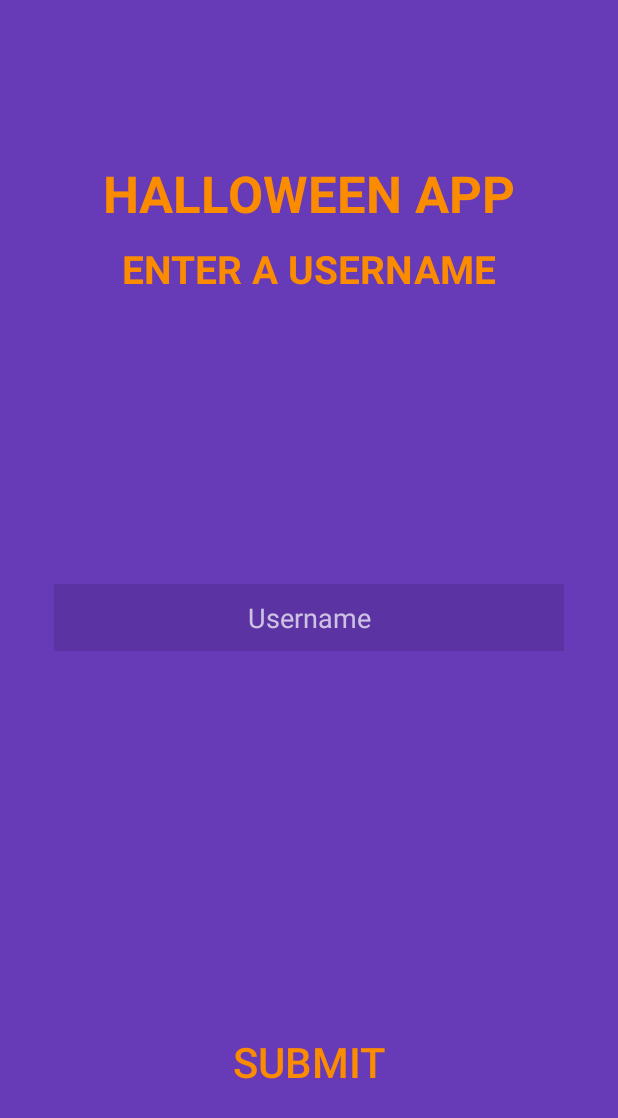
After one commit to chickenbellyfinn/hackumass15, an Android app: the layout activity_login.xml on its own in the app's theme, with its tools: preview values and no code run, on a phone screen of 412 x 824 dp. The commit adds this screen. Shown: the top 1118 px of the screen. Run offline under Robolectric (Android 15) with nearby library versions, the phone set to English and light mode, and no system bars.

Commit message:
login screen submit candy filter candies in search re-auth

```diff
--- a/HalloweenApp/app/build.gradle
+++ b/HalloweenApp/app/build.gradle
@@ -6,7 +6,7 @@ android {
 
     defaultConfig {
         applicationId "cleaner.board.white.halloweenapp"
-        minSdkVersion 19
+        minSdkVersion 21
         targetSdkVersion 23
         versionCode 1
         versionName "1.0"
@@ -28,6 +28,8 @@ dependencies {
     compile 'com.android.support:cardview-v7:23.0.+'
     compile 'com.google.code.gson:gson:2.4'
     compile 'com.github.satyan:sugar:1.3'
+    compile 'com.squareup.okhttp:okhttp:2.5.0'
+
 
 
 
--- a/HalloweenApp/app/src/main/java/cleaner/board/white/halloweenapp/CandyAdapter.java
+++ b/HalloweenApp/app/src/main/java/cleaner/board/white/halloweenapp/CandyAdapter.java
@@ -38,7 +38,7 @@ public class CandyAdapter extends ArrayAdapter<Candy> {
         Holder holder = (Holder)view.getTag();
         Candy item = getItem(position);
 
-        holder.name.setText(item.name);
+        holder.name.setText(String.valueOf(item.name.charAt(0)).toUpperCase() + item.name.substring(1));
         holder.count.setText(item.count+"");
 
         return view;
--- /dev/null
+++ b/HalloweenApp/app/src/main/res/layout/activity_login.xml
@@ -0,0 +1,62 @@
+<RelativeLayout xmlns:android="http://schemas.android.com/apk/res/android"
+    xmlns:tools="http://schemas.android.com/tools" android:layout_width="match_parent"
+    android:layout_height="match_parent" android:paddingLeft="@dimen/activity_horizontal_margin"
+    android:paddingRight="@dimen/activity_horizontal_margin"
+    android:paddingTop="@dimen/activity_vertical_margin"
+    android:paddingBottom="@dimen/activity_vertical_margin"
+    tools:context="cleaner.board.white.halloweenapp.LoginActivity"
+    android:background="@color/purpleBG">
+
+    <TextView
+        android:layout_width="wrap_content"
+        android:layout_height="wrap_content"
+        android:textAppearance="?android:attr/textAppearanceLarge"
+        android:text="HALLOWEEN APP"
+        android:id="@+id/textView"
+        android:layout_alignParentTop="true"
+        android:layout_centerHorizontal="true"
+        android:layout_marginTop="90dp"
+        android:textColor="@color/orangee"
+        android:textStyle="bold"
+        android:textSize="34sp" />
+
+    <TextView
+        android:layout_width="wrap_content"
+        android:layout_height="wrap_content"
+        android:textAppearance="?android:attr/textAppearanceLarge"
+        android:text="ENTER A USERNAME"
+        android:id="@+id/textView2"
+        android:textColor="@color/orangee"
+        android:textStyle="bold"
+        android:textSize="26sp"
+        android:layout_below="@+id/textView"
+        android:layout_centerHorizontal="true"
+        android:layout_marginTop="10dp" />
+
+    <EditText
+        android:layout_width="match_parent"
+        android:layout_height="wrap_content"
+        android:id="@+id/user"
+        android:layout_centerVertical="true"
+        android:layout_centerHorizontal="true"
+        android:layout_marginLeft="20dp"
+        android:layout_marginRight="20dp"
+        android:hint="Username"
+        android:textColor="@color/orangee"
+        android:background="#1e010101"
+        android:padding="10dp"
+        android:gravity="center" />
+
+    <Button
+        android:layout_width="wrap_content"
+        android:layout_height="wrap_content"
+        android:text="SUBMIT"
+        android:id="@+id/button"
+        android:layout_alignParentBottom="true"
+        android:layout_centerHorizontal="true"
+        android:layout_marginBottom="76dp"
+        android:textColor="@color/orangee"
+        android:textSize="28sp"
+        android:background="?attr/selectableItemBackground" />
+
+</RelativeLayout>
--- a/HalloweenApp/app/src/main/res/values/colors.xml
+++ b/HalloweenApp/app/src/main/res/values/colors.xml
@@ -1,5 +1,7 @@
 <?xml version="1.0" encoding="utf-8"?>
 <resources>
-    <color name="purpleBG">#7E57C2</color>
+    <color name="orangee">#FB8C00</color>
+    <color name="purpleBG">#673AB7</color>
+    <color name="darkpurp">#4527A0</color>
 
 </resources>
--- a/HalloweenApp/app/src/main/res/values/strings.xml
+++ b/HalloweenApp/app/src/main/res/values/strings.xml
@@ -4,4 +4,5 @@
     <string name="hello_world">Hello world!</string>
     <string name="action_settings">Settings</string>
     <string name="title_activity_candy_search">Search Candy!</string>
+    <string name="title_activity_login">LoginActivity</string>
 </resources>
--- a/HalloweenApp/app/src/main/res/values/styles.xml
+++ b/HalloweenApp/app/src/main/res/values/styles.xml
@@ -2,8 +2,9 @@
 
     <!-- Base application theme. -->
     <style name="AppTheme" parent="Theme.AppCompat">
-        <item name="colorPrimary">#FB8C00</item>
-        <item name='colorPrimaryDark'>#EF6C00</item>
+        <item name="colorPrimary">#673AB7</item>
+        <item name='colorPrimaryDark'>#4527A0</item>
+
     </style>
 
 </resources>
```
Also changed, not shown: HalloweenApp/app/src/main/AndroidManifest.xml (+14 -16 lines), HalloweenApp/app/src/main/java/cleaner/board/white/halloweenapp/CandyFilter.java (added, +110 -0 lines), HalloweenApp/app/src/main/java/cleaner/board/white/halloweenapp/CandySearchActivity.java (+16 -3 lines), HalloweenApp/app/src/main/java/cleaner/board/white/halloweenapp/FitbitHelper.java (+11 -0 lines), HalloweenApp/app/src/main/java/cleaner/board/white/halloweenapp/LoginActivity.java (added, +48 -0 lines), HalloweenApp/app/src/main/java/cleaner/board/white/halloweenapp/MainActivity.java (+71 -10 lines), HalloweenApp/app/src/main/res/layout/activity_candy_search.xml (+10 -0 lines), HalloweenApp/app/src/main/res/layout/activity_main.xml (+4 -4 lines), HalloweenApp/app/src/main/res/menu/menu_login.xml (added, +7 -0 lines), 1 other file.
